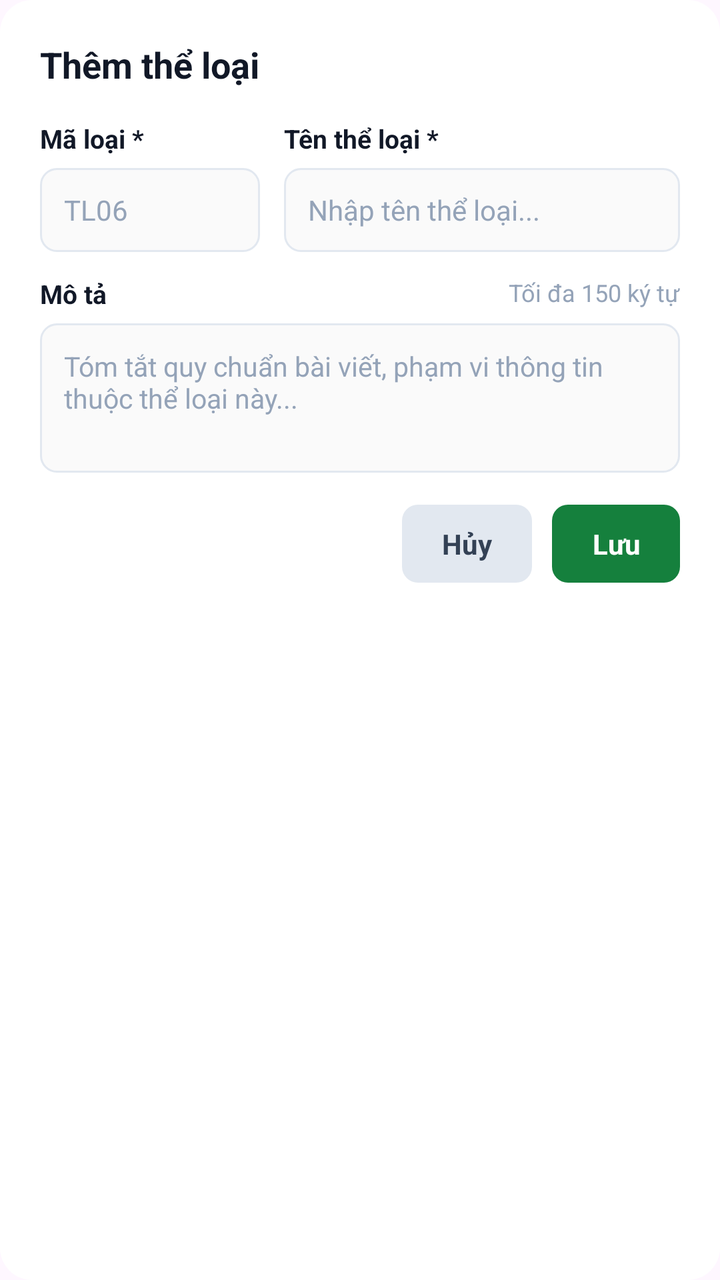
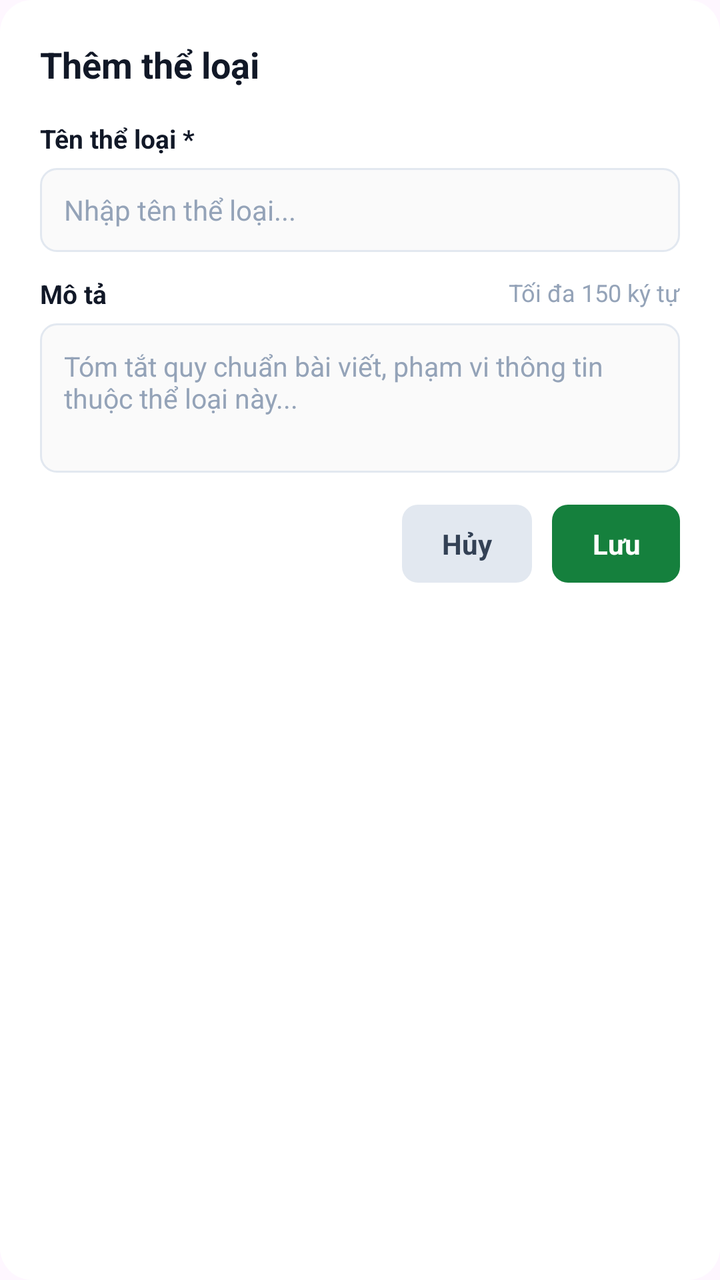

Before-and-after screenshots of an Android layout around one commit, followed by the original layout XML and the change that was made.
<!-- AndroidManifest.xml: application theme Theme.NewsManagement -->
<!-- res/layout/dialog_add_category.xml -->
<?xml version="1.0" encoding="utf-8"?>
<LinearLayout xmlns:android="http://schemas.android.com/apk/res/android"
    xmlns:app="http://schemas.android.com/apk/res-auto"
    android:layout_width="match_parent"
    android:layout_height="wrap_content"
    android:background="@drawable/bg_dialog_container"
    android:orientation="vertical"
    android:padding="20dp">

    
    <TextView
        android:id="@+id/tvDialogTitle"
        android:layout_width="match_parent"
        android:layout_height="wrap_content"
        android:text="Thêm thể loại"
        android:textColor="@color/text_primary"
        android:textSize="18sp"
        android:textStyle="bold" />

    
    <LinearLayout
        android:layout_width="match_parent"
        android:layout_height="wrap_content"
        android:layout_marginTop="16dp"
        android:baselineAligned="false"
        android:orientation="horizontal">

        
        <LinearLayout
            android:layout_width="0dp"
            android:layout_height="wrap_content"
            android:layout_marginEnd="6dp"
            android:layout_weight="1"
            android:orientation="vertical">

            <TextView
                android:layout_width="wrap_content"
                android:layout_height="wrap_content"
                android:text="Mã loại *"
                android:textColor="@color/text_primary"
                android:textSize="13sp"
                android:textStyle="bold" />

            <EditText
                android:id="@+id/etDialogCategoryCode"
                android:layout_width="match_parent"
                android:layout_height="42dp"
                android:layout_marginTop="6dp"
                android:background="@drawable/bg_input_field"
                android:hint="TL06"
                android:inputType="textCapCharacters"
                android:maxLines="1"
                android:paddingStart="12dp"
                android:paddingEnd="12dp"
                android:textColor="@color/text_primary"
                android:textColorHint="@color/text_caption"
                android:textSize="14sp" />
        </LinearLayout>

        
        <LinearLayout
            android:layout_width="0dp"
            android:layout_height="wrap_content"
            android:layout_marginStart="6dp"
            android:layout_weight="1.8"
            android:orientation="vertical">

            <TextView
                android:layout_width="wrap_content"
                android:layout_height="wrap_content"
                android:text="Tên thể loại *"
                android:textColor="@color/text_primary"
                android:textSize="13sp"
                android:textStyle="bold" />

            <EditText
                android:id="@+id/etDialogCategoryName"
                android:layout_width="match_parent"
                android:layout_height="42dp"
                android:layout_marginTop="6dp"
                android:background="@drawable/bg_input_field"
                android:hint="Nhập tên thể loại..."
                android:inputType="textCapSentences"
                android:maxLines="1"
                android:paddingStart="12dp"
                android:paddingEnd="12dp"
                android:textColor="@color/text_primary"
                android:textColorHint="@color/text_caption"
                android:textSize="14sp" />
        </LinearLayout>
    </LinearLayout>

    
    <androidx.constraintlayout.widget.ConstraintLayout
        android:layout_width="match_parent"
        android:layout_height="wrap_content"
        android:layout_marginTop="12dp">

        <TextView
            android:layout_width="wrap_content"
            android:layout_height="wrap_content"
            android:text="Mô tả"
            android:textColor="@color/text_primary"
            android:textSize="13sp"
            android:textStyle="bold"
            app:layout_constraintStart_toStartOf="parent"
            app:layout_constraintTop_toTopOf="parent" />

        <TextView
            android:layout_width="wrap_content"
            android:layout_height="wrap_content"
            android:text="Tối đa 150 ký tự"
            android:textColor="@color/text_caption"
            android:textSize="12sp"
            app:layout_constraintEnd_toEndOf="parent"
            app:layout_constraintTop_toTopOf="parent" />
    </androidx.constraintlayout.widget.ConstraintLayout>

    
    <EditText
        android:id="@+id/etDialogCategoryDesc"
        android:layout_width="match_parent"
        android:layout_height="wrap_content"
        android:layout_marginTop="6dp"
        android:background="@drawable/bg_input_field"
        android:gravity="top|start"
        android:hint="Tóm tắt quy chuẩn bài viết, phạm vi thông tin thuộc thể loại này..."
        android:inputType="textMultiLine"
        android:maxLength="150"
        android:minLines="3"
        android:padding="12dp"
        android:textColor="@color/text_primary"
        android:textColorHint="@color/text_caption"
        android:textSize="13.5sp" />

    
    <LinearLayout
        android:layout_width="match_parent"
        android:layout_height="wrap_content"
        android:layout_marginTop="16dp"
        android:gravity="end"
        android:orientation="horizontal">

        
        <TextView
            android:id="@+id/btnDialogCancel"
            android:layout_width="wrap_content"
            android:layout_height="wrap_content"
            android:background="@drawable/bg_btn_dialog_cancel"
            android:clickable="true"
            android:focusable="true"
            android:gravity="center"
            android:paddingStart="20dp"
            android:paddingTop="10dp"
            android:paddingEnd="20dp"
            android:paddingBottom="10dp"
            android:text="Hủy"
            android:textColor="#334155"
            android:textSize="14sp"
            android:textStyle="bold" />

        
        <TextView
            android:id="@+id/btnDialogSave"
            android:layout_width="wrap_content"
            android:layout_height="wrap_content"
            android:layout_marginStart="10dp"
            android:background="@drawable/bg_btn_dialog_save"
            android:clickable="true"
            android:focusable="true"
            android:gravity="center"
            android:paddingStart="20dp"
            android:paddingTop="10dp"
            android:paddingEnd="20dp"
            android:paddingBottom="10dp"
            android:text="Lưu"
            android:textColor="@color/white"
            android:textSize="14sp"
            android:textStyle="bold" />
    </LinearLayout>

</LinearLayout>
<!-- resources referenced by this layout -->
<resources>
  <color name="text_caption">#94A3B8</color>
  <color name="text_primary">#111827</color>
  <color name="white">#FFFFFFFF</color>
  <!-- drawable bg_btn_dialog_cancel (drawable) -->
  <?xml version="1.0" encoding="utf-8"?>
  <ripple xmlns:android="http://schemas.android.com/apk/res/android"
      android:color="@color/card_ripple">
      <item>
          <shape android:shape="rectangle">
              <solid android:color="#E2E8F0" />
              <corners android:radius="8dp" />
          </shape>
      </item>
  </ripple>
  <!-- drawable bg_btn_dialog_save (drawable) -->
  <?xml version="1.0" encoding="utf-8"?>
  <ripple xmlns:android="http://schemas.android.com/apk/res/android"
      android:color="@color/card_ripple">
      <item>
          <shape android:shape="rectangle">
              <solid android:color="#15803D" />
              <corners android:radius="8dp" />
          </shape>
      </item>
  </ripple>
  <!-- drawable bg_dialog_container (drawable) -->
  <?xml version="1.0" encoding="utf-8"?>
  <shape xmlns:android="http://schemas.android.com/apk/res/android"
      android:shape="rectangle">
      <solid android:color="@color/white" />
      <corners android:radius="16dp" />
  </shape>
  <!-- drawable bg_input_field (drawable) -->
  <?xml version="1.0" encoding="utf-8"?>
  <shape xmlns:android="http://schemas.android.com/apk/res/android"
      android:shape="rectangle">
      <solid android:color="#FAFAFA" />
      <stroke
          android:width="1dp"
          android:color="#E2E8F0" />
      <corners android:radius="8dp" />
  </shape>
  <style name="Theme.NewsManagement" parent="Base.Theme.NewsManagement" />
  <color name="card_ripple">#10000000</color>
  <style name="Base.Theme.NewsManagement" parent="Theme.Material3.DayNight.NoActionBar">
          
          <item name="android:statusBarColor">@color/white</item>
          <item name="android:windowLightStatusBar">true</item>
      </style>
</resources>

<!-- the commit's change to res/layout/dialog_add_category.xml (unified diff, before → after) -->
@@ -7,7 +7,6 @@
     android:orientation="vertical"
     android:padding="20dp">
 
-    
     <TextView
         android:id="@+id/tvDialogTitle"
         android:layout_width="match_parent"
@@ -17,80 +16,30 @@
         android:textSize="18sp"
         android:textStyle="bold" />
 
-    
-    <LinearLayout
-        android:layout_width="match_parent"
+    <TextView
+        android:layout_width="wrap_content"
         android:layout_height="wrap_content"
         android:layout_marginTop="16dp"
-        android:baselineAligned="false"
-        android:orientation="horizontal">
+        android:text="Tên thể loại *"
+        android:textColor="@color/text_primary"
+        android:textSize="13sp"
+        android:textStyle="bold" />
 
-        
-        <LinearLayout
-            android:layout_width="0dp"
-            android:layout_height="wrap_content"
-            android:layout_marginEnd="6dp"
-            android:layout_weight="1"
-            android:orientation="vertical">
+    <EditText
+        android:id="@+id/etDialogCategoryName"
+        android:layout_width="match_parent"
+        android:layout_height="42dp"
+        android:layout_marginTop="6dp"
+        android:background="@drawable/bg_input_field"
+        android:hint="Nhập tên thể loại..."
+        android:inputType="textCapSentences"
+        android:maxLines="1"
+        android:paddingStart="12dp"
+        android:paddingEnd="12dp"
+        android:textColor="@color/text_primary"
+        android:textColorHint="@color/text_caption"
+        android:textSize="14sp" />
 
-            <TextView
-                android:layout_width="wrap_content"
-                android:layout_height="wrap_content"
-                android:text="Mã loại *"
-                android:textColor="@color/text_primary"
-                android:textSize="13sp"
-                android:textStyle="bold" />
-
-            <EditText
-                android:id="@+id/etDialogCategoryCode"
-                android:layout_width="match_parent"
-                android:layout_height="42dp"
-                android:layout_marginTop="6dp"
-                android:background="@drawable/bg_input_field"
-                android:hint="TL06"
-                android:inputType="textCapCharacters"
-                android:maxLines="1"
-                android:paddingStart="12dp"
-                android:paddingEnd="12dp"
-                android:textColor="@color/text_primary"
-                android:textColorHint="@color/text_caption"
-                android:textSize="14sp" />
-        </LinearLayout>
-
-        
-        <LinearLayout
-            android:layout_width="0dp"
-            android:layout_height="wrap_content"
-            android:layout_marginStart="6dp"
-            android:layout_weight="1.8"
-            android:orientation="vertical">
-
-            <TextView
-                android:layout_width="wrap_content"
-                android:layout_height="wrap_content"
-                android:text="Tên thể loại *"
-                android:textColor="@color/text_primary"
-                android:textSize="13sp"
-                android:textStyle="bold" />
-
-            <EditText
-                android:id="@+id/etDialogCategoryName"
-                android:layout_width="match_parent"
-                android:layout_height="42dp"
-                android:layout_marginTop="6dp"
-                android:background="@drawable/bg_input_field"
-                android:hint="Nhập tên thể loại..."
-                android:inputType="textCapSentences"
-                android:maxLines="1"
-                android:paddingStart="12dp"
-                android:paddingEnd="12dp"
-                android:textColor="@color/text_primary"
-                android:textColorHint="@color/text_caption"
-                android:textSize="14sp" />
-        </LinearLayout>
-    </LinearLayout>
-
-    
     <androidx.constraintlayout.widget.ConstraintLayout
         android:layout_width="match_parent"
         android:layout_height="wrap_content"
@@ -116,7 +65,6 @@
             app:layout_constraintTop_toTopOf="parent" />
     </androidx.constraintlayout.widget.ConstraintLayout>
 
-    
     <EditText
         android:id="@+id/etDialogCategoryDesc"
         android:layout_width="match_parent"
@@ -133,7 +81,6 @@
         android:textColorHint="@color/text_caption"
         android:textSize="13.5sp" />
 
-    
     <LinearLayout
         android:layout_width="match_parent"
         android:layout_height="wrap_content"
@@ -141,7 +88,6 @@
         android:gravity="end"
         android:orientation="horizontal">
 
-        
         <TextView
             android:id="@+id/btnDialogCancel"
             android:layout_width="wrap_content"
@@ -159,7 +105,6 @@
             android:textSize="14sp"
             android:textStyle="bold" />
 
-        
         <TextView
             android:id="@+id/btnDialogSave"
             android:layout_width="wrap_content"
